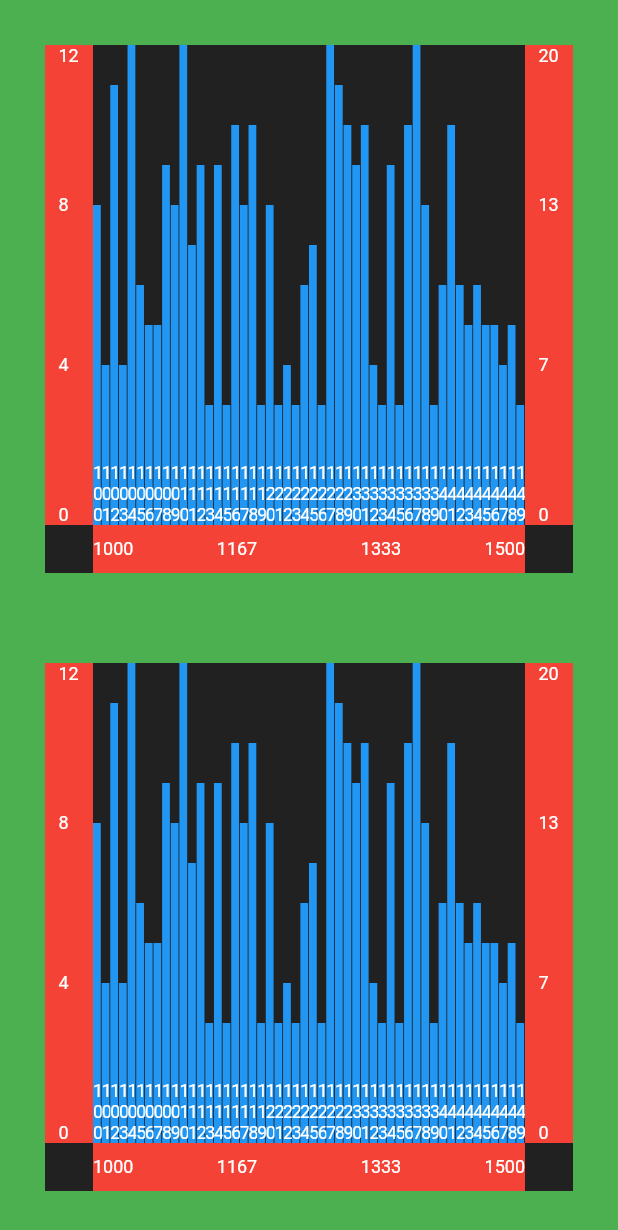
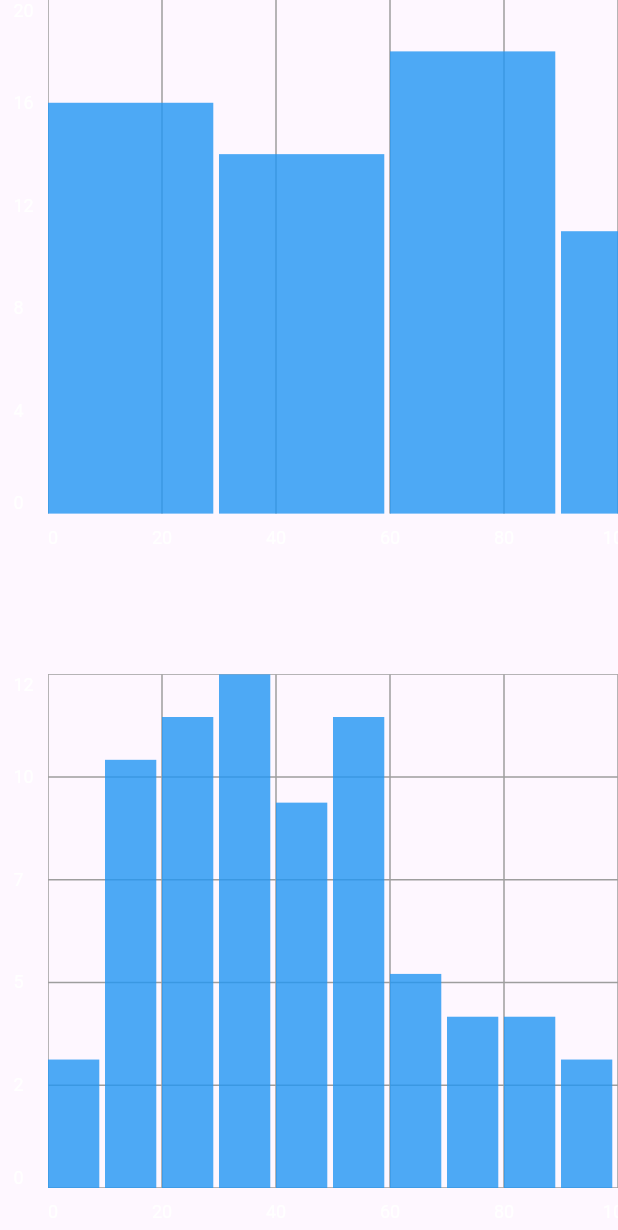
Before and after one commit to bryceremick/flutter_custom_charts, a Flutter app: the screen it shows after launch, on a phone screen of 412 x 824 dp. Shown: the top 1230 px of the screen. Run offline on Flutter 3.47's test engine with Material 2 defaults, Android fonts, the phone set to English and light mode, and no system bars.

Commit message:
Adds chart grid painting
- Also changes chart background painting logic

```diff
--- a/lib/app.dart
+++ b/lib/app.dart
@@ -19,7 +19,7 @@ class _AppState extends State<App> {
     barDataset1 = DynamicBarDataset()
       ..addAll(
         List.generate(
-          200,
+          1000000,
           (index) => DynamicBar(
             primaryAxisMin: index * 10,
             primaryAxisMax: ((index + 1) * 10) - 1,
@@ -29,30 +29,28 @@ class _AppState extends State<App> {
             //     index % 2 == 0 ? rng.nextInt(10).toDouble() + 3 : 0,
             secondaryAxisMin: 0,
             secondaryAxisMax: rng.nextInt(10).toDouble() + 3,
-            fill: Colors.blue,
-            label: Label(
-              text: '$index',
-              style: const TextStyle(fontSize: 12, color: Colors.white),
-              alignment: Alignment.bottomCenter,
-              // padding: const EdgeInsets.only(bottom: 5),
-            ),
+            fill: const Color.fromRGBO(33, 150, 243, 0.8),
           ),
         ),
       );
-    // barDataset2 = DynamicBarDataset()
-    //   ..addAll(
-    //     List.generate(
-    //       200,
-    //       (index) => DynamicBar(
-    //         primaryAxisMin: index * 10,
-    //         primaryAxisMax: ((index + 1) * 10) - 1,
-    //         secondaryAxisMin: 2,
-    //         // secondaryAxisMax: rng.nextInt(10).toDouble() + 3,
-    //         secondaryAxisMax: 12,
-    //         fill: Colors.blue,
-    //       ),
-    //     ),
-    //   );
+
+    barDataset2 = DynamicBarDataset()
+      ..addAll(
+        List.generate(
+          1000000,
+          (index) => DynamicBar(
+            primaryAxisMin: index * 30,
+            primaryAxisMax: ((index + 1) * 30) - 1,
+            // secondaryAxisMin:
+            //     index % 2 == 0 ? 0 : (rng.nextInt(10).toDouble() + 3) * -1,
+            // secondaryAxisMax:
+            //     index % 2 == 0 ? rng.nextInt(10).toDouble() + 3 : 0,
+            secondaryAxisMin: 0,
+            secondaryAxisMax: rng.nextInt(10).toDouble() + 10,
+            fill: const Color.fromRGBO(33, 150, 243, 0.8),
+          ),
+        ),
+      );
 
     secondaryAxis = SecondaryNumericAxisController(
       barDatasets: [barDataset1],
@@ -63,18 +61,19 @@ class _AppState extends State<App> {
       // explicitRange: Range(min: -15, max: 15),
     );
     secondaryAxis2 = SecondaryNumericAxisController(
-      barDatasets: [],
-      position: AxisPosition.right,
+      barDatasets: [barDataset2],
+      position: AxisPosition.left,
       explicitRange: Range(min: 0, max: 20),
       details: AxisDetails(
         stepLabelFormatter: (value) => '${value.round()}',
+        gridStyle: null,
       ),
       // explicitRange: Range(min: 0, max: 20),
     );
     primaryAxis = PrimaryNumericAxisController(
-      secondaryAxisControllers: [secondaryAxis, secondaryAxis2],
+      secondaryAxisControllers: [secondaryAxis],
       position: AxisPosition.bottom,
-      explicitRange: Range(min: 1000, max: 1500),
+      explicitRange: Range(min: 0, max: 600),
       // scrollableRange: Range(min: -100, max: 2100),
       details: AxisDetails(
         stepLabelFormatter: (value) => '${value.round()}',
@@ -84,7 +83,7 @@ class _AppState extends State<App> {
       },
     );
     primaryAxis2 = PrimaryNumericAxisController(
-      secondaryAxisControllers: [secondaryAxis, secondaryAxis2],
+      secondaryAxisControllers: [secondaryAxis2],
       position: AxisPosition.bottom,
       explicitRange: Range(min: 1000, max: 1500),
       // scrollableRange: Range(min: -100, max: 2100),
@@ -94,27 +93,28 @@ class _AppState extends State<App> {
     );
     chart = NewXYChart(
       primaryAxisController: primaryAxis,
-      padding: const EdgeInsets.all(30),
+      // padding: const EdgeInsets.all(30),
     );
     chart2 = NewXYChart(
       primaryAxisController: primaryAxis2,
-      padding: const EdgeInsets.all(30),
+      // padding: const EdgeInsets.all(30),
     );
 
-    // Future.delayed(const Duration(seconds: 5), () {
-    //   primaryAxis.zoomTo(
-    //     Range(min: -200, max: 600),
-    //     const Duration(seconds: 3),
-    //     Curves.linear,
-    //   );
-    // });
-    // Future.delayed(const Duration(seconds: 10), () {
-    //   primaryAxis.zoomTo(
-    //     Range(min: 1800, max: 2200),
-    //     const Duration(seconds: 3),
-    //     Curves.linear,
-    //   );
-    // });
+    Future.delayed(const Duration(seconds: 5), () {
+      primaryAxis.animateTo(
+        Range(min: 0, max: 100),
+        const Duration(seconds: 3),
+        Curves.linear,
+      );
+    });
+
+    Future.delayed(const Duration(seconds: 10), () {
+      primaryAxis.animateTo(
+        Range(min: 1500, max: 2000),
+        const Duration(seconds: 5),
+        Curves.linear,
+      );
+    });
 
     // Future.delayed(const Duration(seconds: 10), () {
     //   primaryAxis.zoomTo(
@@ -161,19 +161,28 @@ class _AppState extends State<App> {
           crossAxisAlignment: CrossAxisAlignment.stretch,
           children: [
             Expanded(
+              flex: 5,
               child: Center(
                 child: SizedBox(
                   // height: 400,
-                  width: 1000,
+                  // width: 1000,
                   child: chart2,
                 ),
               ),
             ),
+            const Expanded(
+              flex: 1,
+              child: SizedBox(
+                  // height: 400,
+                  // width: 1000,
+                  ),
+            ),
             Expanded(
+              flex: 5,
               child: Center(
                 child: SizedBox(
                   // height: 400,
-                  width: 1000,
+                  // width: 1000,
                   child: chart,
                 ),
               ),
--- a/packages/flutter_custom_charts/lib/src/charts/new_xy_chart.dart
+++ b/packages/flutter_custom_charts/lib/src/charts/new_xy_chart.dart
@@ -5,7 +5,7 @@ class NewXYChart extends StatelessWidget {
     super.key,
     required this.primaryAxisController,
     this.padding = EdgeInsets.zero,
-    this.fill = Colors.black87,
+    this.fill = Colors.transparent,
   });
   final PrimaryAxisController primaryAxisController;
   final EdgeInsets padding;
--- a/packages/flutter_custom_charts/lib/src/controllers/axis_controller.dart
+++ b/packages/flutter_custom_charts/lib/src/controllers/axis_controller.dart
@@ -1,19 +1,36 @@
 part of flutter_custom_charts;
 
 class AxisDetails {
-  AxisDetails({
+  const AxisDetails({
     required this.stepLabelFormatter,
-    this.crossAxisPixelSize = 32,
+    this.steps = 6,
+    this.crossAlignmentPixelSize = 32,
     this.name,
     this.nameLabelStyle = const TextStyle(fontSize: 12, color: Colors.white),
     this.stepLabelStyle = const TextStyle(fontSize: 12, color: Colors.white),
+    this.gridStyle = const AxisGridStyle(
+      color: Colors.grey,
+      strokeWidth: 1,
+    ),
   });
 
   final String? name;
   final TextStyle nameLabelStyle;
   final TextStyle stepLabelStyle;
   final String Function(double value) stepLabelFormatter;
-  final double crossAxisPixelSize;
+  final double crossAlignmentPixelSize;
+  final int steps;
+  final AxisGridStyle? gridStyle;
+}
+
+class AxisGridStyle {
+  const AxisGridStyle({
+    required this.color,
+    required this.strokeWidth,
+  });
+
+  final Color color;
+  final double strokeWidth;
 }
 
 abstract class _AxisController extends ChangeNotifier {
@@ -27,7 +44,7 @@ abstract class _AxisController extends ChangeNotifier {
   final AxisPosition position;
   Range? _explicitRange;
 
-  void Function(Range?)? _onExplicitRangeChange;
+  final void Function(Range?)? _onExplicitRangeChange;
 
   Range? get explicitRange => _explicitRange;
   AxisDirection get direction =>
@@ -43,16 +60,8 @@ abstract class _AxisController extends ChangeNotifier {
     }
   }
 
-  void _paintAxisDetails(
-    Canvas canvas, {
-    required ConstrainedArea constraints,
-    required AxisDetails details,
-    required Range datasetRange,
-    required Color fill,
-    required bool isInverted,
-  }) {
-    final steps = datasetRange.generateSteps(4);
-    final mainAlignmentRange = direction == AxisDirection.horizontal
+  Range _getMainAlignmentCanvasRange(ConstrainedArea constraints) =>
+      direction == AxisDirection.horizontal
           ? Range(
               min: constraints.xMin,
               max: constraints.xMax,
@@ -61,7 +70,9 @@ abstract class _AxisController extends ChangeNotifier {
               min: constraints.yMin,
               max: constraints.yMax,
             );
-    final crossAlignmentRange = direction == AxisDirection.horizontal
+
+  Range _getCrossAlignmentCanvasRange(ConstrainedArea constraints) =>
+      direction == AxisDirection.horizontal
           ? Range(
               min: constraints.yMin,
               max: constraints.yMax,
@@ -71,11 +82,22 @@ abstract class _AxisController extends ChangeNotifier {
               max: constraints.xMax,
             );
 
+  void _paintAxisDetails(
+    Canvas canvas, {
+    required ConstrainedArea constraints,
+    required AxisDetails details,
+    required Range datasetRange,
+    required bool isInverted,
+  }) {
+    final steps = datasetRange.generateSteps(details.steps);
+    final mainAlignmentRange = _getMainAlignmentCanvasRange(constraints);
+    final crossAlignmentRange = _getCrossAlignmentCanvasRange(constraints);
+
     // background
     paintRectangle(
       canvas,
       constraints: constraints,
-      fill: fill,
+      fill: Colors.transparent,
     );
 
     for (final step in steps) {
@@ -88,7 +110,7 @@ abstract class _AxisController extends ChangeNotifier {
         textDirection: TextDirection.ltr,
       )..layout();
 
-      double mainAlignmentRangeValue = linearTransform(
+      double mainAlignmentRangeCanvasValue = linearTransform(
         step,
         rangeA: isInverted ? datasetRange.inverted() : datasetRange,
         // rangeA: datasetRange,
@@ -100,24 +122,64 @@ abstract class _AxisController extends ChangeNotifier {
           : stepLabelPainter.height);
 
       // prevent painting step label out of bounds
-      if (mainAlignmentRangeValue >= mainAlignmentRange.max) {
-        mainAlignmentRangeValue =
+      if (mainAlignmentRangeCanvasValue >= mainAlignmentRange.max) {
+        mainAlignmentRangeCanvasValue =
             mainAlignmentRange.max - labelAdjustmentFactor;
-      } else if (mainAlignmentRangeValue <= mainAlignmentRange.min) {
-        mainAlignmentRangeValue = mainAlignmentRange.min;
+      } else if (mainAlignmentRangeCanvasValue <= mainAlignmentRange.min) {
+        mainAlignmentRangeCanvasValue = mainAlignmentRange.min;
       } else {
-        mainAlignmentRangeValue -= labelAdjustmentFactor / 2;
+        mainAlignmentRangeCanvasValue -= labelAdjustmentFactor / 2;
       }
 
       // center in cross alignment range (for centering label)
-      final crossAlignmentRangeValue =
+      final crossAlignmentRangeCanvasValue =
           crossAlignmentRange.midpoint() - (stepLabelPainter.height / 2);
 
       final stepLabelOffset = direction == AxisDirection.horizontal
-          ? Offset(mainAlignmentRangeValue, crossAlignmentRangeValue)
-          : Offset(crossAlignmentRangeValue, mainAlignmentRangeValue);
+          ? Offset(
+              mainAlignmentRangeCanvasValue, crossAlignmentRangeCanvasValue)
+          : Offset(
+              crossAlignmentRangeCanvasValue, mainAlignmentRangeCanvasValue);
 
       stepLabelPainter.paint(canvas, stepLabelOffset);
+    }
+  }
+
+  void _paintAxisGrid(
+    Canvas canvas, {
+    required ConstrainedArea constraints,
+    required AxisDetails details,
+    required Range datasetRange,
+  }) {
+    if (details.gridStyle == null) {
+      return;
+    }
+
+    final steps = datasetRange.generateSteps(details.steps);
+    final mainAlignmentCanvasRange = _getMainAlignmentCanvasRange(constraints);
+
+    for (final step in steps) {
+      final mainAlignmentRangeCanvasValue = linearTransform(
+        step,
+        rangeA: datasetRange,
+        rangeB: mainAlignmentCanvasRange,
+      );
+
+      final p1 = direction == AxisDirection.horizontal
+          ? Offset(mainAlignmentRangeCanvasValue, constraints.yMin)
+          : Offset(constraints.xMin, mainAlignmentRangeCanvasValue);
+
+      final p2 = direction == AxisDirection.horizontal
+          ? Offset(mainAlignmentRangeCanvasValue, constraints.yMax)
+          : Offset(constraints.xMax, mainAlignmentRangeCanvasValue);
+
+      canvas.drawLine(
+        p1,
+        p2,
+        Paint()
+          ..color = details.gridStyle!.color
+          ..strokeWidth = details.gridStyle!.strokeWidth,
+      );
     }
   }
 }
--- a/packages/flutter_custom_charts/lib/src/controllers/numeric_axis_controller.dart
+++ b/packages/flutter_custom_charts/lib/src/controllers/numeric_axis_controller.dart
@@ -15,52 +15,10 @@ class PrimaryNumericAxisController extends PrimaryAxisController {
       secondary.addListener(notifyListeners);
     }
   }
-  // add an axis max value. If set, the axis will not scroll.
-  // changing this value is the only time i need to loop through bars
-  // to set the primary axis constraints (xMin, xMax)
-  //
-  // if axis is scrollable, need to know the pixel per unit ratio
 
   AxisDetails? details;
   final List<SecondaryNumericAxisController<DynamicBarDataset>>
       secondaryAxisControllers;
-
-  ConstrainedArea _shrinkConstraints(ConstrainedArea constraints) {
-    if (details != null) {
-      constraints = constraints.shrink(
-        EdgeInsets.only(
-          left: position == AxisPosition.left ? details!.crossAxisPixelSize : 0,
-          top: position == AxisPosition.top ? details!.crossAxisPixelSize : 0,
-          right:
-              position == AxisPosition.right ? details!.crossAxisPixelSize : 0,
-          bottom:
-              position == AxisPosition.bottom ? details!.crossAxisPixelSize : 0,
-        ),
-      );
-    }
-    for (final secondary in secondaryAxisControllers) {
-      if (secondary.details != null) {
-        constraints = constraints.shrink(
-          EdgeInsets.only(
-            left: secondary.position == AxisPosition.left
-                ? secondary.details!.crossAxisPixelSize
-                : 0,
-            top: secondary.position == AxisPosition.top
-                ? secondary.details!.crossAxisPixelSize
-                : 0,
-            right: secondary.position == AxisPosition.right
-                ? secondary.details!.crossAxisPixelSize
-                : 0,
-            bottom: secondary.position == AxisPosition.bottom
-                ? secondary.details!.crossAxisPixelSize
-                : 0,
-          ),
-        );
-      }
-    }
-
-    return constraints;
-  }
 
   @override
   void paint(
@@ -68,20 +26,29 @@ class PrimaryNumericAxisController extends PrimaryAxisController {
     required ConstrainedArea constraints,
   }) {
     super.constraints = _shrinkConstraints(constraints);
+    canvas.save();
+    canvas.clipRect(
+      Rect.fromLTRB(
+        super.constraints.xMin,
+        super.constraints.yMin,
+        super.constraints.xMax,
+        super.constraints.yMax,
+      ),
+    );
+    _paintChartGrid(canvas);
+    _paintChartData(canvas);
+    canvas.restore();
+    _paintChartAxesDetails(canvas);
+  }
+
+  void _paintChartData(Canvas canvas) {
     final primaryAxisDatasetRange = _implicitDataRange;
-    final primaryAxisCanvasRange = direction == AxisDirection.horizontal
-        ? Range(
-            min: super.constraints.xMin,
-            max: super.constraints.xMax,
-          )
-        : Range(
-            min: super.constraints.yMin,
-            max: super.constraints.yMax,
-          );
-
     if (primaryAxisDatasetRange == null) {
       return;
     }
+
+    final primaryAxisCanvasRange =
+        _getMainAlignmentCanvasRange(super.constraints);
 
     if (explicitRange != null &&
         !explicitRange!.isWithin(scrollableRange ?? primaryAxisDatasetRange)) {
@@ -92,17 +59,6 @@ class PrimaryNumericAxisController extends PrimaryAxisController {
 
     for (final secondaryAxis in secondaryAxisControllers) {
       final secondaryAxisDatasetRange = secondaryAxis._implicitDataRange;
-      final secondaryAxisCanvasRange =
-          secondaryAxis.direction == AxisDirection.horizontal
-              ? Range(
-                  min: super.constraints.xMin,
-                  max: super.constraints.xMax,
-                )
-              : Range(
-                  min: super.constraints.yMin,
-                  max: super.constraints.yMax,
-                );
-
       if (secondaryAxisDatasetRange == null) {
         continue;
       }
@@ -121,7 +77,11 @@ class PrimaryNumericAxisController extends PrimaryAxisController {
           ),
         );
 
-        // binary search for the first bar to paint
+        print(primaryAxisCanvasRange);
+        print(primaryAxisDataSetRange);
+        print('------------');
+
+        // binary search for the first bar to paint in viewport
         int? index = dataset._firstIndexWithin(primaryAxisDataSetRange);
         if (index == null) {
           break;
@@ -144,17 +104,16 @@ class PrimaryNumericAxisController extends PrimaryAxisController {
             constraints: super.constraints,
           );
           bar.paint(canvas, constraints: barConstraints);
-//           print('''
-// $index
-// primaryAxisBarRange: ${Range(min: bar.primaryAxisMin, max: bar.primaryAxisMax)}
-// secondaryAxisBarRange: ${Range(min: bar.secondaryAxisMin, max: bar.secondaryAxisMax)}
-// Transformed: $barConstraints
-// -------------------------
-// ''');
           index++;
           if (index >= dataset.data.length) break;
         }
       }
+    }
+  }
+
+  void _paintChartAxesDetails(Canvas canvas) {
+    if (explicitRange == null && _implicitDataRange == null) {
+      return;
     }
 
     if (details != null) {
@@ -163,33 +122,108 @@ class PrimaryNumericAxisController extends PrimaryAxisController {
         constraints: determineAxisDetailsConstraints(
           constraints: super.constraints,
           position: position,
-          detailsCrossAxisPixelSize: details!.crossAxisPixelSize,
+          detailsCrossAxisPixelSize: details!.crossAlignmentPixelSize,
         ),
         details: details!,
-        datasetRange: explicitRange ?? primaryAxisDatasetRange,
+        datasetRange: explicitRange ?? _implicitDataRange!,
         isInverted: false,
-        fill: Colors.red,
       );
     }
 
     for (final secondaryAxis in secondaryAxisControllers) {
-      if (secondaryAxis.details != null) {
+      if (secondaryAxis.details == null ||
+          (secondaryAxis.explicitRange == null &&
+              secondaryAxis._implicitDataRange == null)) {
+        continue;
+      }
+
       secondaryAxis._paintAxisDetails(
         canvas,
         constraints: determineAxisDetailsConstraints(
           constraints: super.constraints,
           position: secondaryAxis.position,
           detailsCrossAxisPixelSize:
-                secondaryAxis.details!.crossAxisPixelSize,
+              secondaryAxis.details!.crossAlignmentPixelSize,
         ),
         details: secondaryAxis.details!,
         datasetRange:
             secondaryAxis.explicitRange ?? secondaryAxis._implicitDataRange!,
         isInverted: isSecondaryAxisInverted(position),
-          fill: Colors.red,
       );
     }
   }
+
+  void _paintChartGrid(Canvas canvas) {
+    if (explicitRange == null && _implicitDataRange == null) {
+      return;
+    }
+
+    if (details != null) {
+      _paintAxisGrid(
+        canvas,
+        constraints: super.constraints,
+        details: details!,
+        datasetRange: explicitRange ?? _implicitDataRange!,
+      );
+    }
+
+    for (final secondaryAxis in secondaryAxisControllers) {
+      if (secondaryAxis.details == null ||
+          (secondaryAxis.explicitRange == null &&
+              secondaryAxis._implicitDataRange == null)) {
+        continue;
+      }
+      secondaryAxis._paintAxisGrid(
+        canvas,
+        constraints: super.constraints,
+        details: secondaryAxis.details!,
+        datasetRange:
+            secondaryAxis.explicitRange ?? secondaryAxis._implicitDataRange!,
+      );
+    }
+  }
+
+  ConstrainedArea _shrinkConstraints(ConstrainedArea constraints) {
+    if (details != null) {
+      constraints = constraints.shrink(
+        EdgeInsets.only(
+          left: position == AxisPosition.left
+              ? details!.crossAlignmentPixelSize
+              : 0,
+          top: position == AxisPosition.top
+              ? details!.crossAlignmentPixelSize
+              : 0,
+          right: position == AxisPosition.right
+              ? details!.crossAlignmentPixelSize
+              : 0,
+          bottom: position == AxisPosition.bottom
+              ? details!.crossAlignmentPixelSize
+              : 0,
+        ),
+      );
+    }
+    for (final secondary in secondaryAxisControllers) {
+      if (secondary.details != null) {
+        constraints = constraints.shrink(
+          EdgeInsets.only(
+            left: secondary.position == AxisPosition.left
+                ? secondary.details!.crossAlignmentPixelSize
+                : 0,
+            top: secondary.position == AxisPosition.top
+                ? secondary.details!.crossAlignmentPixelSize
+                : 0,
+            right: secondary.position == AxisPosition.right
+                ? secondary.details!.crossAlignmentPixelSize
+                : 0,
+            bottom: secondary.position == AxisPosition.bottom
+                ? secondary.details!.crossAlignmentPixelSize
+                : 0,
+          ),
+        );
+      }
+    }
+
+    return constraints;
   }
 
   @override
@@ -208,7 +242,7 @@ class PrimaryNumericAxisController extends PrimaryAxisController {
     return range;
   }
 
-  void zoomTo(Range to, Duration duration, Curve curve) {
+  void animateTo(Range to, Duration duration, Curve curve) {
     if (_implicitDataRange == null) {
       return;
     }
```
Also changed, not shown: packages/flutter_custom_charts/lib/src/charts/chart_canvas.dart (+6 -1 lines). Lines whose indentation alone changed are shown as unchanged.
